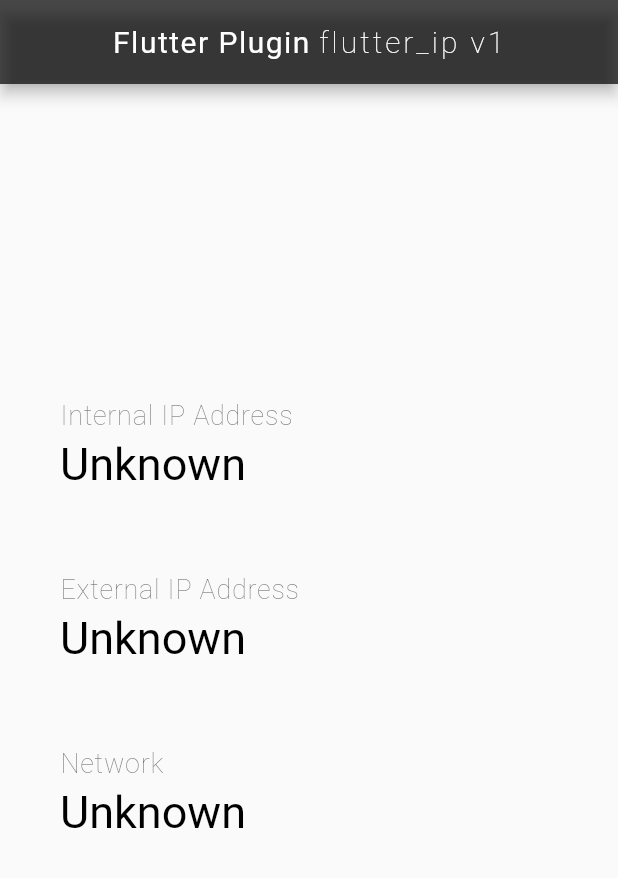
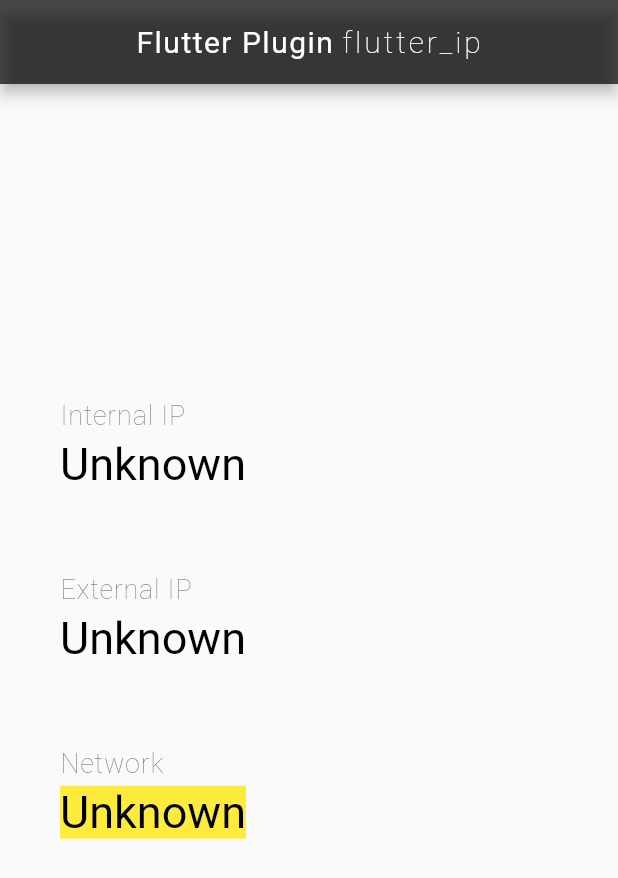
Before and after one commit to rmbrone/rmbr_ip, a Flutter app: the screen it shows after launch, on a phone screen of 412 x 824 dp. Shown: the top 878 px of the screen. Run offline on Flutter 3.47's test engine with Material 2 defaults, Android fonts, the phone set to English and light mode, and no system bars.

Commit message:
update example;

```diff
--- a/example/lib/main.dart
+++ b/example/lib/main.dart
@@ -15,6 +15,7 @@
   String _internalIP = 'Unknown';
   String _externalIP = 'Unknown';
   String _networkType = "Unknown";
+  Color _typeColor = Colors.yellow;
 
   @override
   void initState() {
@@ -61,6 +62,28 @@
 
     setState(() {
       _networkType = networkType;
+      switch (_networkType) {
+        case 'wired':
+          {
+            _typeColor = Colors.yellow;
+            break;
+          }
+        case 'wifi':
+          {
+            _typeColor = Colors.red.withOpacity(0.5);
+            break;
+          }
+        case 'cellular':
+          {
+            _typeColor = Colors.lightBlue.withOpacity(0.5);
+            break;
+          }
+        default:
+          {
+            _typeColor = Colors.transparent;
+            break;
+          }
+      }
     });
   }
 
@@ -88,7 +111,7 @@
               SizedBox(
                 width: 5,
               ),
-              Text('flutter_ip v1',
+              Text('flutter_ip',
                   style: TextStyle(
                       color: Colors.white,
                       fontWeight: FontWeight.w200,
@@ -107,7 +130,7 @@
               crossAxisAlignment: CrossAxisAlignment.start,
               children: <Widget>[
                 Text(
-                  'Internal IP Address',
+                  'Internal IP',
                   style: titleStyle,
                 ),
                 Padding(
@@ -118,7 +141,7 @@
                   ),
                 ),
                 Text(
-                  'External IP Address',
+                  'External IP',
                   style: titleStyle,
                 ),
                 Padding(
@@ -136,7 +159,7 @@
                   padding: const EdgeInsets.only(bottom: 20.0, top: 5),
                   child: Text(
                     '$_networkType\n',
-                    style: resultStyle,
+                    style: resultStyle.copyWith(backgroundColor: _typeColor),
                   ),
                 ),
               ],
```
Also changed, not shown: 1 other file.
